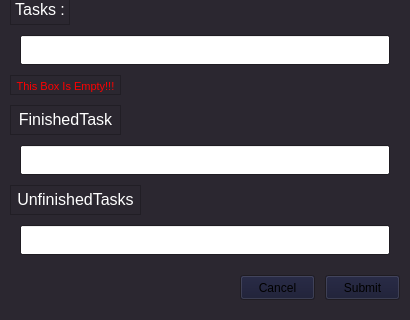
Before: the Qt Designer form Employee.ui in HeidariSina/Management-App, drawn with Qt 5; both pictures show x 0 to 410 and y 600 to 920 of the 410 by 920 pixel window.
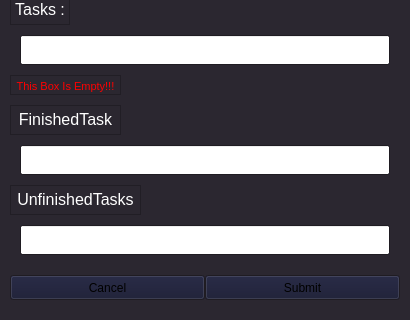
After: the same form once the commit is applied.

Commit message: employee and task changed

```diff
--- a/Employee.ui
+++ b/Employee.ui
@@ -893,12 +893,15 @@
    <widget class="QPushButton" name="SubmitpushButton">
     <property name="geometry">
      <rect>
-      <x>325</x>
+      <x>205</x>
       <y>875</y>
-      <width>75</width>
+      <width>195</width>
       <height>25</height>
      </rect>
     </property>
+    <property name="styleSheet">
+     <string notr="true"/>
+    </property>
     <property name="text">
      <string>Submit</string>
     </property>
@@ -906,12 +909,15 @@
    <widget class="QPushButton" name="CanclepushButton">
     <property name="geometry">
      <rect>
-      <x>240</x>
+      <x>10</x>
       <y>875</y>
-      <width>75</width>
+      <width>195</width>
       <height>25</height>
      </rect>
     </property>
+    <property name="styleSheet">
+     <string notr="true"/>
+    </property>
     <property name="text">
      <string>Cancel</string>
     </property>
```
The commit also changes 2 other files.
